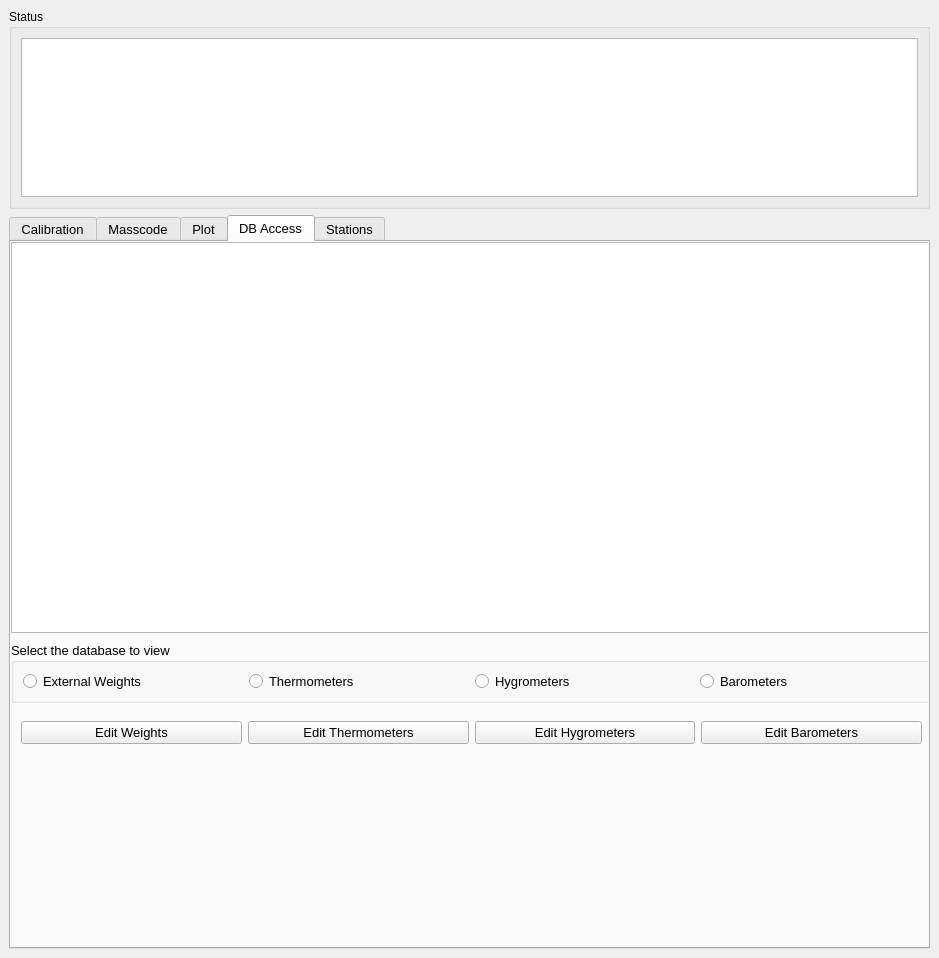
First picture: the form in main.ui, repository pwang96/MEASURE, before the edit.
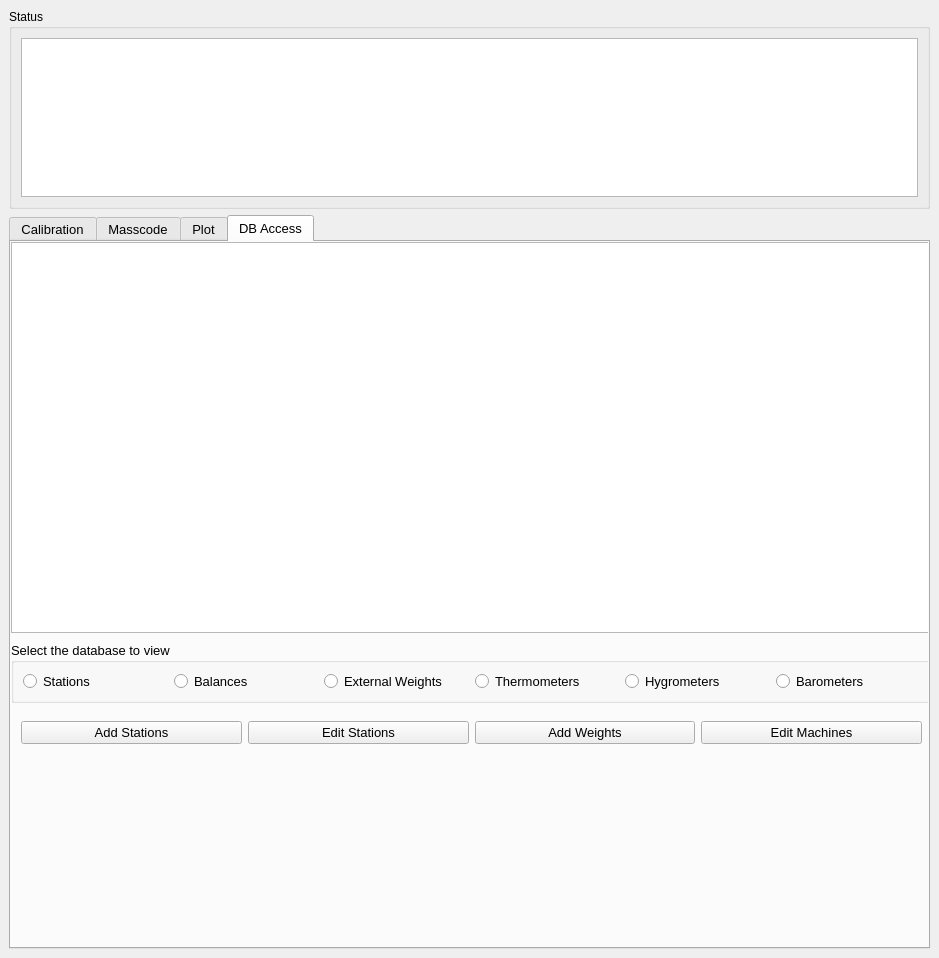
Second picture: the form after the edit.

Commit message:
General clean DB Access for stations, balances, external weights, thermometers, hygrometers, and barometers
edit capabilities for external weights, stations, and environmentals
currently working on adding a station

What changed in the file:
```diff
--- a/main.ui
+++ b/main.ui
@@ -490,6 +490,20 @@
         <layout class="QHBoxLayout" name="horizontalLayout_3">
          <item>
           <layout class="QHBoxLayout" name="horizontalLayout_2">
+           <item>
+            <widget class="QRadioButton" name="stationRadio">
+             <property name="text">
+              <string>Stations</string>
+             </property>
+            </widget>
+           </item>
+           <item>
+            <widget class="QRadioButton" name="balanceRadio">
+             <property name="text">
+              <string>Balances</string>
+             </property>
+            </widget>
+           </item>
            <item>
             <widget class="QRadioButton" name="externalWeightRadio">
              <property name="text">
@@ -532,42 +546,37 @@
          </rect>
         </property>
         <layout class="QHBoxLayout" name="horizontalLayout_4">
+         <item>
+          <widget class="QPushButton" name="addStationButton">
+           <property name="text">
+            <string>Add Stations</string>
+           </property>
+          </widget>
+         </item>
+         <item>
+          <widget class="QPushButton" name="editStationButton">
+           <property name="text">
+            <string>Edit Stations</string>
+           </property>
+          </widget>
+         </item>
          <item>
           <widget class="QPushButton" name="editWeightButton">
            <property name="text">
-            <string>Edit Weights</string>
+            <string>Add Weights</string>
            </property>
           </widget>
          </item>
          <item>
           <widget class="QPushButton" name="editThermometerButton">
            <property name="text">
-            <string>Edit Thermometers</string>
-           </property>
-          </widget>
-         </item>
-         <item>
-          <widget class="QPushButton" name="editHygrometerButton">
-           <property name="text">
-            <string>Edit Hygrometers</string>
-           </property>
-          </widget>
-         </item>
-         <item>
-          <widget class="QPushButton" name="editBarometerButton">
-           <property name="text">
-            <string>Edit Barometers</string>
+            <string>Edit Machines</string>
            </property>
           </widget>
          </item>
         </layout>
        </widget>
       </widget>
-      <widget class="QWidget" name="tab_4">
-       <attribute name="title">
-        <string>Stations</string>
-       </attribute>
-      </widget>
      </widget>
     </item>
    </layout>
```
Left out of the diff: 11 changed lines with no effect on the pictures. The commit also changes 10 other files.
